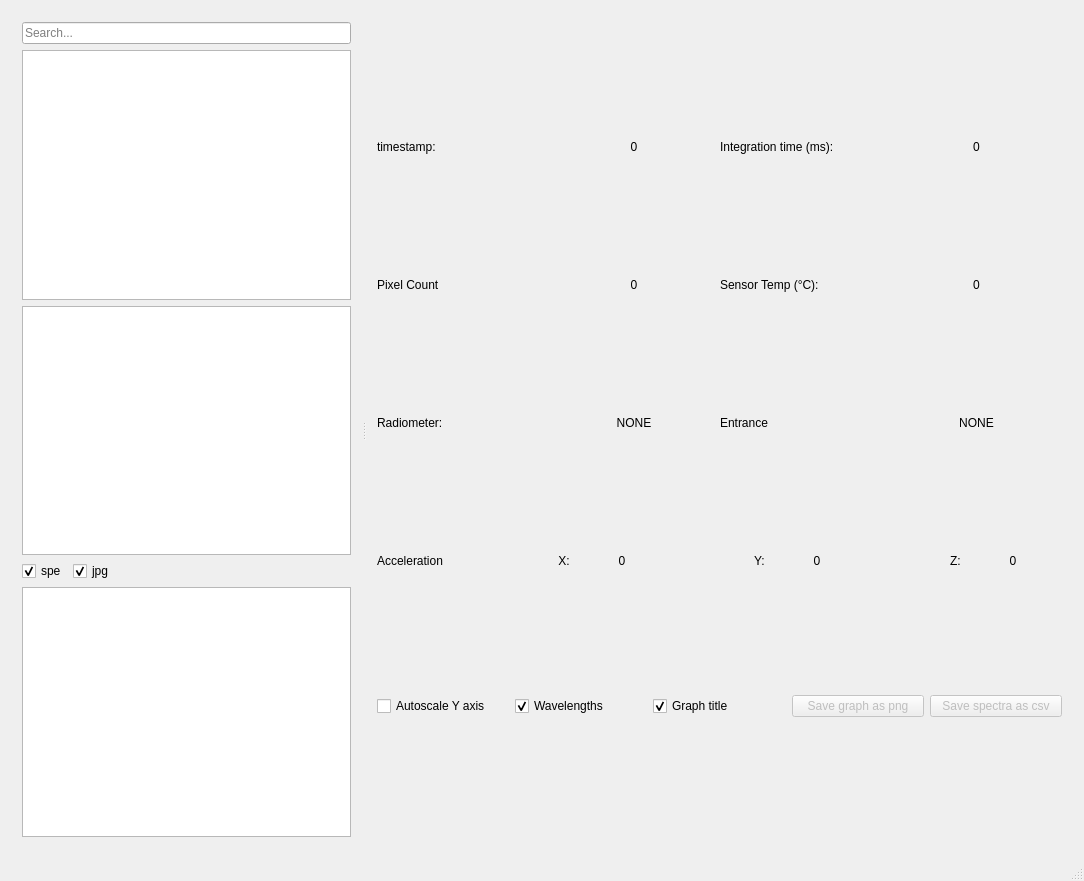
Before: the Qt Designer form mainwindow.ui in HYPERNETS/binary_viewer, drawn with Qt 5.
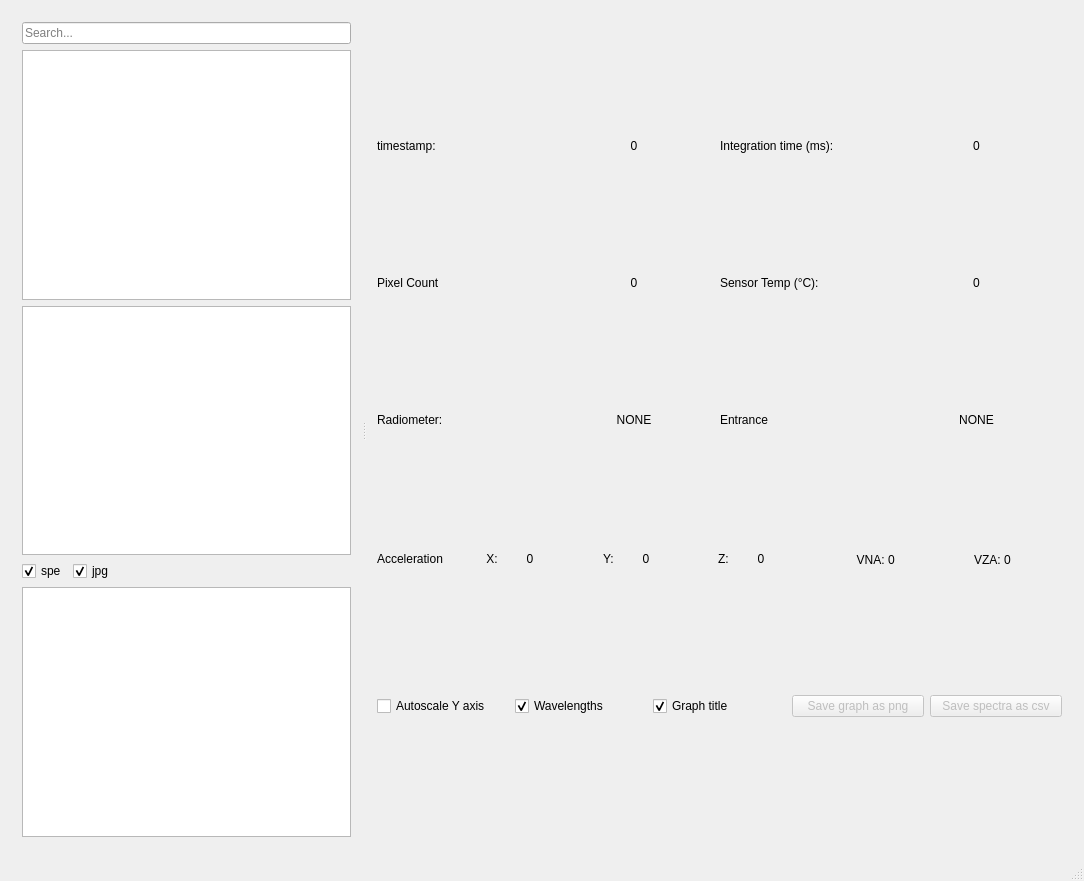
After: the same form once the commit is applied.

Commit message: Added calculated VNA and VZA

Patch:
```diff
--- a/mainwindow.ui
+++ b/mainwindow.ui
@@ -661,6 +661,107 @@
             </property>
            </widget>
           </item>
+          <item>
+           <spacer name="horizontalSpacer_2">
+            <property name="orientation">
+             <enum>Qt::Horizontal</enum>
+            </property>
+            <property name="sizeType">
+             <enum>QSizePolicy::Minimum</enum>
+            </property>
+            <property name="sizeHint" stdset="0">
+             <size>
+              <width>40</width>
+              <height>20</height>
+             </size>
+            </property>
+           </spacer>
+          </item>
+          <item>
+           <widget class="QLabel" name="vna_label">
+            <property name="enabled">
+             <bool>true</bool>
+            </property>
+            <property name="sizePolicy">
+             <sizepolicy hsizetype="Preferred" vsizetype="Minimum">
+              <horstretch>0</horstretch>
+              <verstretch>0</verstretch>
+             </sizepolicy>
+            </property>
+            <property name="maximumSize">
+             <size>
+              <width>16777215</width>
+              <height>15</height>
+             </size>
+            </property>
+            <property name="text">
+             <string>VNA: </string>
+            </property>
+            <property name="alignment">
+             <set>Qt::AlignRight|Qt::AlignTrailing|Qt::AlignVCenter</set>
+            </property>
+           </widget>
+          </item>
+          <item>
+           <widget class="QLabel" name="vna_val">
+            <property name="sizePolicy">
+             <sizepolicy hsizetype="Preferred" vsizetype="Minimum">
+              <horstretch>0</horstretch>
+              <verstretch>0</verstretch>
+             </sizepolicy>
+            </property>
+            <property name="maximumSize">
+             <size>
+              <width>16777215</width>
+              <height>15</height>
+             </size>
+            </property>
+            <property name="text">
+             <string>0</string>
+            </property>
+           </widget>
+          </item>
+          <item>
+           <widget class="QLabel" name="vza_label">
+            <property name="sizePolicy">
+             <sizepolicy hsizetype="Preferred" vsizetype="Minimum">
+              <horstretch>0</horstretch>
+              <verstretch>0</verstretch>
+             </sizepolicy>
+            </property>
+            <property name="maximumSize">
+             <size>
+              <width>16777215</width>
+              <height>15</height>
+             </size>
+            </property>
+            <property name="text">
+             <string>VZA: </string>
+            </property>
+            <property name="alignment">
+             <set>Qt::AlignRight|Qt::AlignTrailing|Qt::AlignVCenter</set>
+            </property>
+           </widget>
+          </item>
+          <item>
+           <widget class="QLabel" name="vza_val">
+            <property name="sizePolicy">
+             <sizepolicy hsizetype="Preferred" vsizetype="Minimum">
+              <horstretch>0</horstretch>
+              <verstretch>0</verstretch>
+             </sizepolicy>
+            </property>
+            <property name="maximumSize">
+             <size>
+              <width>16777215</width>
+              <height>15</height>
+             </size>
+            </property>
+            <property name="text">
+             <string>0</string>
+            </property>
+           </widget>
+          </item>
          </layout>
         </item>
         <item>
```
The commit also changes 1 other file.
